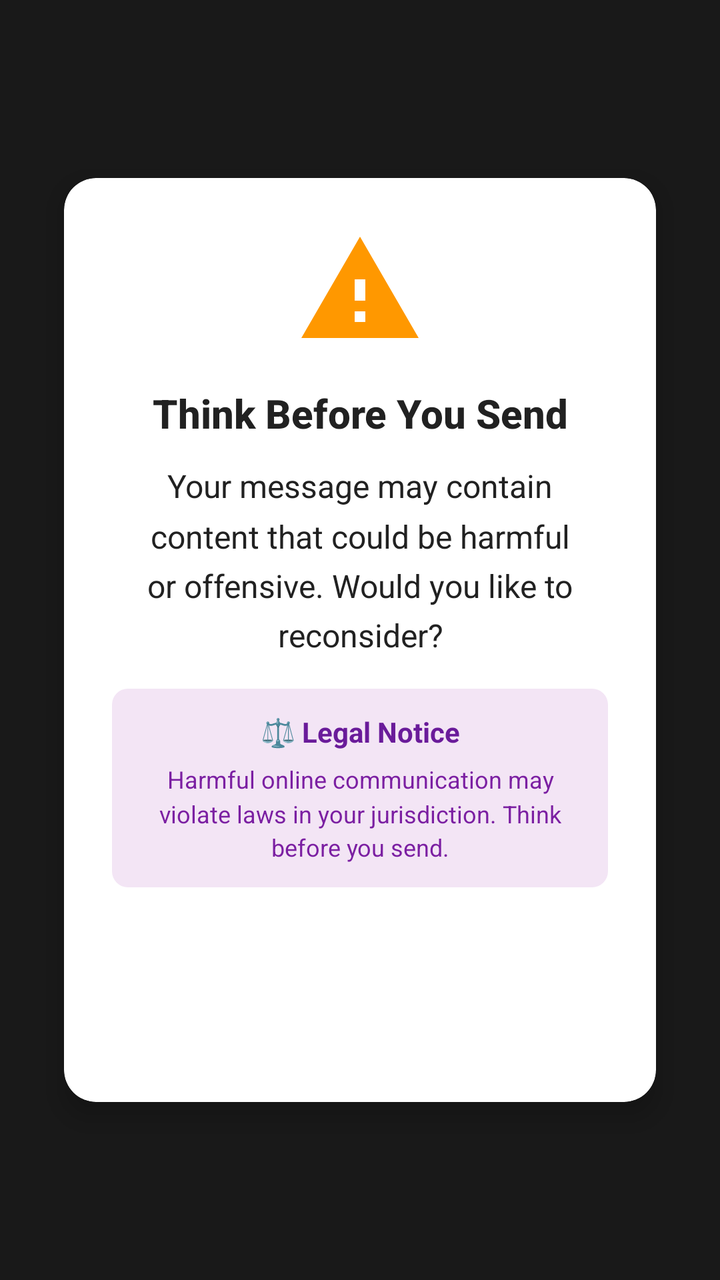
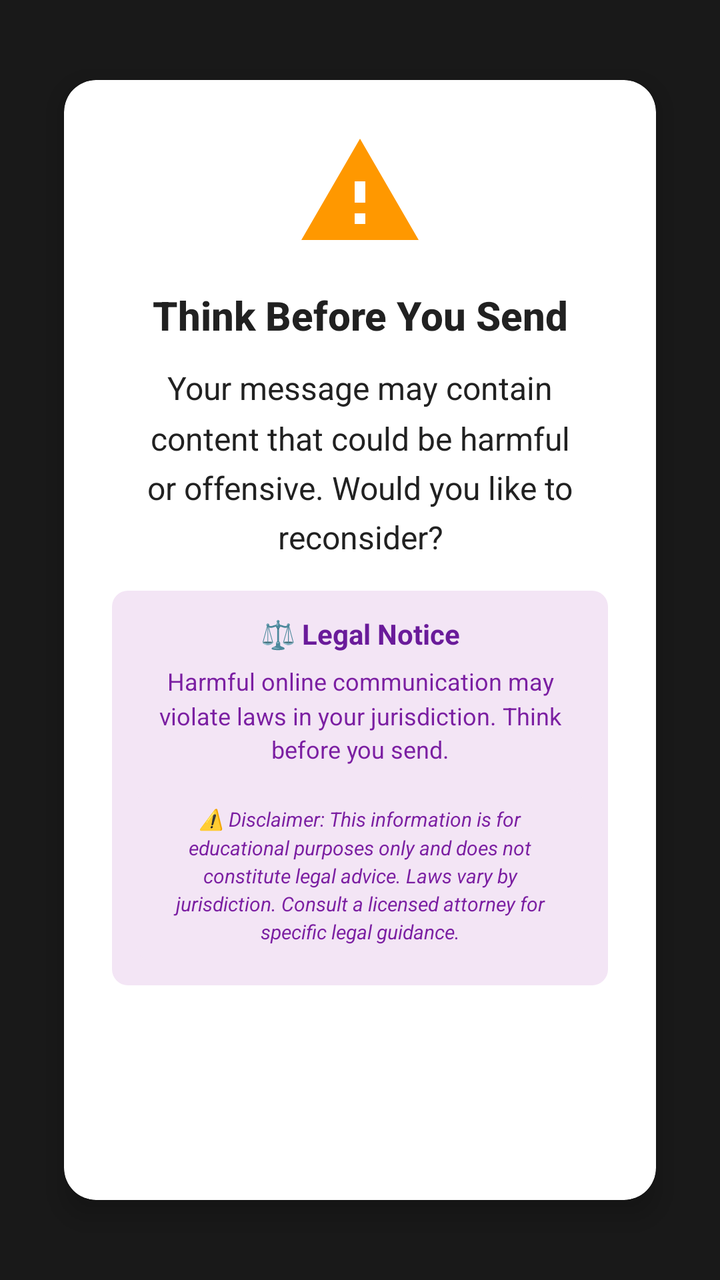

Screens rendered from an Android XML layout before and after an edit, with the pre-edit source and the edit as a unified diff.
<!-- AndroidManifest.xml: application theme Theme.SafeKeyboard -->
<!-- res/layout/warning_overlay.xml -->
<?xml version="1.0" encoding="utf-8"?>
<FrameLayout xmlns:android="http://schemas.android.com/apk/res/android"
    xmlns:app="http://schemas.android.com/apk/res-auto"
    android:layout_width="match_parent"
    android:layout_height="match_parent"
    android:background="@color/warning_overlay_background"
    android:clickable="true"
    android:focusable="true">

    <androidx.cardview.widget.CardView
        android:layout_width="match_parent"
        android:layout_height="wrap_content"
        android:layout_gravity="center"
        android:layout_marginHorizontal="32dp"
        app:cardCornerRadius="16dp"
        app:cardElevation="8dp"
        android:background="@color/warning_card_background">

        <LinearLayout
            android:layout_width="match_parent"
            android:layout_height="wrap_content"
            android:orientation="vertical"
            android:padding="24dp">

            
            <ImageView
                android:layout_width="64dp"
                android:layout_height="64dp"
                android:layout_gravity="center_horizontal"
                android:src="@drawable/ic_warning"
                android:contentDescription="Warning"
                android:tint="@color/accent" />

            
            <TextView
                android:layout_width="match_parent"
                android:layout_height="wrap_content"
                android:layout_marginTop="16dp"
                android:text="@string/warning_title"
                android:textSize="20sp"
                android:textStyle="bold"
                android:textColor="@color/warning_text"
                android:gravity="center"
                android:fontFamily="sans-serif-medium" />

            
            <TextView
                android:id="@+id/warning_message"
                android:layout_width="match_parent"
                android:layout_height="wrap_content"
                android:layout_marginTop="12dp"
                android:text="@string/warning_message"
                android:textSize="16sp"
                android:textColor="@color/warning_text"
                android:gravity="center"
                android:lineSpacingMultiplier="1.3" />

            
            <TextView
                android:id="@+id/category_badge"
                android:layout_width="wrap_content"
                android:layout_height="wrap_content"
                android:layout_gravity="center_horizontal"
                android:layout_marginTop="12dp"
                android:paddingHorizontal="12dp"
                android:paddingVertical="6dp"
                android:background="@drawable/badge_background"
                android:textSize="12sp"
                android:textStyle="bold"
                android:textColor="@color/white"
                android:visibility="gone" />

            
            <LinearLayout
                android:id="@+id/legal_notice_container"
                android:layout_width="match_parent"
                android:layout_height="wrap_content"
                android:layout_marginTop="16dp"
                android:padding="12dp"
                android:background="@drawable/legal_notice_background"
                android:orientation="vertical"
                android:visibility="visible">

                <TextView
                    android:layout_width="match_parent"
                    android:layout_height="wrap_content"
                    android:text="⚖️ Legal Notice"
                    android:textSize="14sp"
                    android:textStyle="bold"
                    android:textColor="@color/legal_text"
                    android:gravity="center" />

                <TextView
                    android:id="@+id/legal_notice_text"
                    android:layout_width="match_parent"
                    android:layout_height="wrap_content"
                    android:layout_marginTop="6dp"
                    android:text="@string/legal_notice_default"
                    android:textSize="12sp"
                    android:textColor="@color/legal_text_secondary"
                    android:gravity="center"
                    android:lineSpacingMultiplier="1.2" />

            </LinearLayout>

            
            <LinearLayout
                android:layout_width="match_parent"
                android:layout_height="wrap_content"
                android:layout_marginTop="24dp"
                android:orientation="horizontal"
                android:weightSum="2">

                
                <Button
                    android:id="@+id/button_edit"
                    android:layout_width="0dp"
                    android:layout_height="wrap_content"
                    android:layout_weight="1"
                    android:layout_marginEnd="8dp"
                    android:text="@string/button_edit"
                    android:textColor="@color/white"
                    android:backgroundTint="@color/button_edit"
                    android:paddingVertical="12dp"
                    style="@style/Widget.MaterialComponents.Button" />

                
                <Button
                    android:id="@+id/button_send_anyway"
                    android:layout_width="0dp"
                    android:layout_height="wrap_content"
                    android:layout_weight="1"
                    android:layout_marginStart="8dp"
                    android:text="@string/button_send_anyway"
                    android:textColor="@color/white"
                    android:backgroundTint="@color/button_send_anyway"
                    android:paddingVertical="12dp"
                    style="@style/Widget.MaterialComponents.Button.OutlinedButton" />

            </LinearLayout>

        </LinearLayout>

    </androidx.cardview.widget.CardView>

</FrameLayout>
<!-- resources referenced by this layout -->
<resources>
  <color name="accent">#FFFF9800</color>
  <color name="button_edit">#FF4CAF50</color>
  <color name="button_send_anyway">#FFF44336</color>
  <color name="legal_text">#FF6A1B9A</color>
  <color name="legal_text_secondary">#FF7B1FA2</color>
  <color name="warning_card_background">#FFFFFFFF</color>
  <color name="warning_overlay_background">#E6000000</color>
  <color name="warning_text">#FF212121</color>
  <color name="white">#FFFFFFFF</color>
  <!-- drawable badge_background (drawable) -->
  <?xml version="1.0" encoding="utf-8"?>
  <shape xmlns:android="http://schemas.android.com/apk/res/android"
      android:shape="rectangle">
      <solid android:color="@color/accent" />
      <corners android:radius="12dp" />
  </shape>
  <!-- drawable ic_warning (drawable) -->
  <?xml version="1.0" encoding="utf-8"?>
  <vector xmlns:android="http://schemas.android.com/apk/res/android"
      android:width="24dp"
      android:height="24dp"
      android:viewportWidth="24"
      android:viewportHeight="24">
      <path
          android:fillColor="#FF000000"
          android:pathData="M1,21h22L12,2 1,21zM13,18h-2v-2h2v2zM13,14h-2v-4h2v4z"/>
  </vector>
  <!-- drawable legal_notice_background (drawable) -->
  <?xml version="1.0" encoding="utf-8"?>
  <shape xmlns:android="http://schemas.android.com/apk/res/android"
      android:shape="rectangle">
      <solid android:color="@color/legal_background" />
      <corners android:radius="8dp" />
      <padding
          android:left="12dp"
          android:top="8dp"
          android:right="12dp"
          android:bottom="8dp" />
  </shape>
  <string name="button_edit">Edit Message</string>
  <string name="button_send_anyway">Send Anyway</string>
  <string name="legal_notice_default">Harmful online communication may violate laws in your jurisdiction. Think before you send.</string>
  <string name="warning_message">Your message may contain content that could be harmful or offensive. Would you like to reconsider?</string>
  <string name="warning_title">Think Before You Send</string>
  <style name="Theme.SafeKeyboard" parent="Theme.MaterialComponents.DayNight.DarkActionBar">
          <item name="colorPrimary">@color/primary</item>
          <item name="colorPrimaryDark">@color/primary_dark</item>
          <item name="colorAccent">@color/accent</item>
      </style>
  <color name="legal_background">#FFF3E5F5</color>
  <color name="primary">#FF2196F3</color>
  <color name="primary_dark">#FF1976D2</color>
</resources>

<!-- the commit's change to res/layout/warning_overlay.xml (unified diff, before → after) -->
@@ -101,6 +101,21 @@
                     android:gravity="center"
                     android:lineSpacingMultiplier="1.2" />
 
+                
+                <TextView
+                    android:id="@+id/legal_disclaimer"
+                    android:layout_width="match_parent"
+                    android:layout_height="wrap_content"
+                    android:layout_marginTop="12dp"
+                    android:paddingTop="8dp"
+                    android:text="@string/legal_disclaimer"
+                    android:textSize="10sp"
+                    android:textStyle="italic"
+                    android:textColor="@color/legal_text_secondary"
+                    android:gravity="center"
+                    android:lineSpacingMultiplier="1.2"
+                    android:background="@drawable/legal_notice_background" />
+
             </LinearLayout>
 
             
<!-- resource entries referenced after the edit -->
@@ -41,6 +41,7 @@
   </shape>
   <string name="button_edit">Edit Message</string>
   <string name="button_send_anyway">Send Anyway</string>
+  <string name="legal_disclaimer">⚠️ Disclaimer: This information is for educational purposes only and does not constitute legal advice. Laws vary by jurisdiction. Consult a licensed attorney for specific legal guidance.</string>
   <string name="legal_notice_default">Harmful online communication may violate laws in your jurisdiction. Think before you send.</string>
   <string name="warning_message">Your message may contain content that could be harmful or offensive. Would you like to reconsider?</string>
   <string name="warning_title">Think Before You Send</string>
